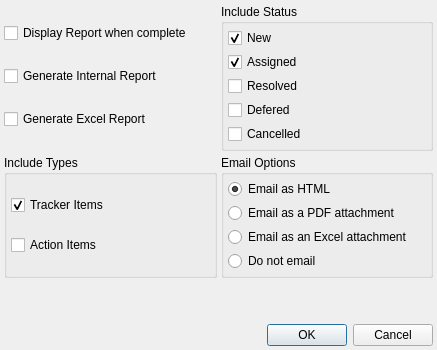
First picture: the form in plugins/forms/dialogTrackerRptOptions.ui, repository kestermckinney/ProjectNotes, before the edit.
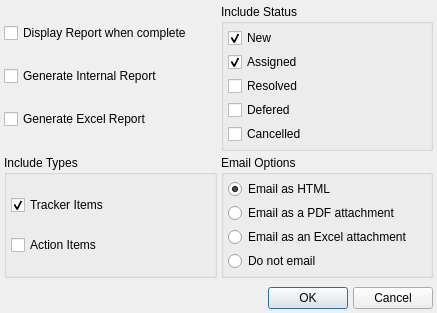
Second picture: the form after the edit.

Diff of the .ui file:
```diff
--- a/plugins/forms/dialogTrackerRptOptions.ui
+++ b/plugins/forms/dialogTrackerRptOptions.ui
@@ -7,7 +7,7 @@
     <x>0</x>
     <y>0</y>
     <width>437</width>
-    <height>350</height>
+    <height>290</height>
    </rect>
   </property>
   <property name="windowTitle">
@@ -248,17 +248,41 @@
     </spacer>
    </item>
    <item>
-    <widget class="QDialogButtonBox" name="buttonBox">
-     <property name="sizePolicy">
-      <sizepolicy hsizetype="Preferred" vsizetype="Preferred">
-       <horstretch>0</horstretch>
-       <verstretch>0</verstretch>
-      </sizepolicy>
+    <layout class="QHBoxLayout" name="horizontalLayout">
+     <property name="spacing">
+      <number>5</number>
      </property>
-     <property name="standardButtons">
-      <set>QDialogButtonBox::Cancel|QDialogButtonBox::Ok</set>
+     <property name="topMargin">
+      <number>5</number>
      </property>
-    </widget>
+     <item>
+      <spacer name="horizontalSpacer">
+       <property name="orientation">
+        <enum>Qt::Orientation::Horizontal</enum>
+       </property>
+       <property name="sizeHint" stdset="0">
+        <size>
+         <width>40</width>
+         <height>20</height>
+        </size>
+       </property>
+      </spacer>
+     </item>
+     <item>
+      <widget class="QPushButton" name="pushButtonOK">
+       <property name="text">
+        <string>OK</string>
+       </property>
+      </widget>
+     </item>
+     <item>
+      <widget class="QPushButton" name="pushButtonCancel">
+       <property name="text">
+        <string>Cancel</string>
+       </property>
+      </widget>
+     </item>
+    </layout>
    </item>
   </layout>
  </widget>
```
Left out of the diff: 35 changed lines with no effect on the pictures.
